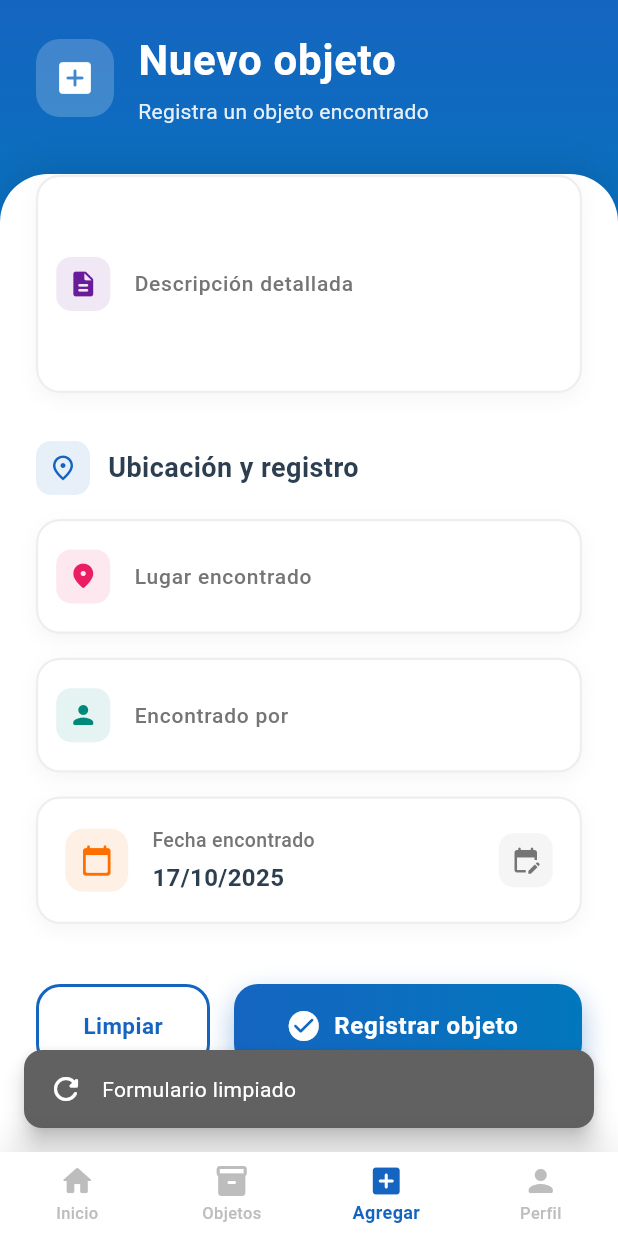
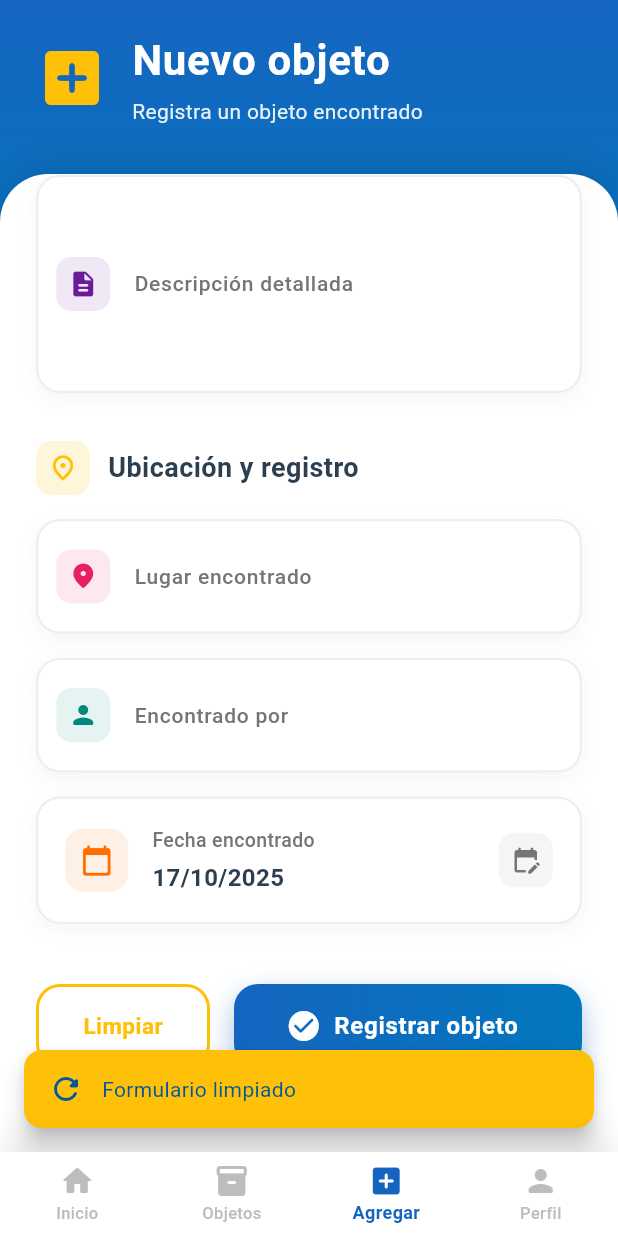
Before and after one commit to nkmelndz/objetos-perdidos-upt, a Flutter app: the HomeView screen opened by its route, item 3 of the bottom bar chosen, scrolled down 328 dp, after a tap on "Limpiar", on a phone screen of 412 x 824 dp. Run offline on Flutter 3.47's test engine with Material 3 defaults, Android fonts, the phone set to English and light mode, and no system bars; our stand-ins replace cloud_firestore, firebase_auth, firebase_core; accounts and stored records are empty.

Commit message:
crear objeto ui

```diff
--- a/lib/features/objects/admin/views/add_object_view.dart
+++ b/lib/features/objects/admin/views/add_object_view.dart
@@ -256,17 +256,10 @@ class _AddObjectViewState extends State<AddObjectView>
         children: [
           Row(
             children: [
-              Container(
-                padding: const EdgeInsets.all(12),
-                decoration: BoxDecoration(
-                  color: Colors.white.withOpacity(0.2),
-                  borderRadius: BorderRadius.circular(16),
-                ),
-                child: const Icon(
-                  Icons.add_box_rounded,
-                  color: Colors.white,
-                  size: 28,
-                ),
+              const Icon(
+                Icons.add_box_rounded,
+                color: Color(0xFFFFC107), // Amarillo acento
+                size: 48,
               ),
               const SizedBox(width: 16),
               Expanded(
@@ -308,10 +301,10 @@ class _AddObjectViewState extends State<AddObjectView>
         Container(
           padding: const EdgeInsets.all(8),
           decoration: BoxDecoration(
-            color: const Color(0xFF1565C0).withOpacity(0.1),
+            color: const Color(0xFFFFC107).withOpacity(0.15),
             borderRadius: BorderRadius.circular(10),
           ),
-          child: Icon(icon, color: const Color(0xFF1565C0), size: 20),
+          child: Icon(icon, color: const Color(0xFFFFC107), size: 20),
         ),
         const SizedBox(width: 12),
         Text(
@@ -651,7 +644,7 @@ class _AddObjectViewState extends State<AddObjectView>
       height: 56,
       decoration: BoxDecoration(
         borderRadius: BorderRadius.circular(16),
-        border: Border.all(color: const Color(0xFF1565C0), width: 2),
+        border: Border.all(color: const Color(0xFFFFC107), width: 2),
       ),
       child: ElevatedButton(
         onPressed: () {
@@ -660,7 +653,7 @@ class _AddObjectViewState extends State<AddObjectView>
         },
         style: ElevatedButton.styleFrom(
           backgroundColor: Colors.white,
-          foregroundColor: const Color(0xFF1565C0),
+          foregroundColor: const Color(0xFFFFC107),
           shadowColor: Colors.transparent,
           elevation: 0,
           shape: RoundedRectangleBorder(
@@ -749,12 +742,15 @@ class _AddObjectViewState extends State<AddObjectView>
       SnackBar(
         content: const Row(
           children: [
-            Icon(Icons.refresh_rounded, color: Colors.white),
+            Icon(Icons.refresh_rounded, color: Color(0xFF01579B)),
             SizedBox(width: 12),
-            Text('Formulario limpiado'),
+            Text(
+              'Formulario limpiado',
+              style: TextStyle(color: Color(0xFF01579B)),
+            ),
           ],
         ),
-        backgroundColor: Colors.grey[700],
+        backgroundColor: const Color(0xFFFFC107),
         behavior: SnackBarBehavior.floating,
         shape: RoundedRectangleBorder(borderRadius: BorderRadius.circular(12)),
         margin: const EdgeInsets.all(16),
@@ -856,12 +852,12 @@ class _AddObjectViewState extends State<AddObjectView>
             Container(
               padding: const EdgeInsets.all(16),
               decoration: BoxDecoration(
-                color: Colors.green.withOpacity(0.1),
+                color: const Color(0xFFFFC107).withOpacity(0.2),
                 shape: BoxShape.circle,
               ),
               child: const Icon(
                 Icons.check_circle,
-                color: Colors.green,
+                color: Color(0xFFFFC107),
                 size: 48,
               ),
             ),
```
